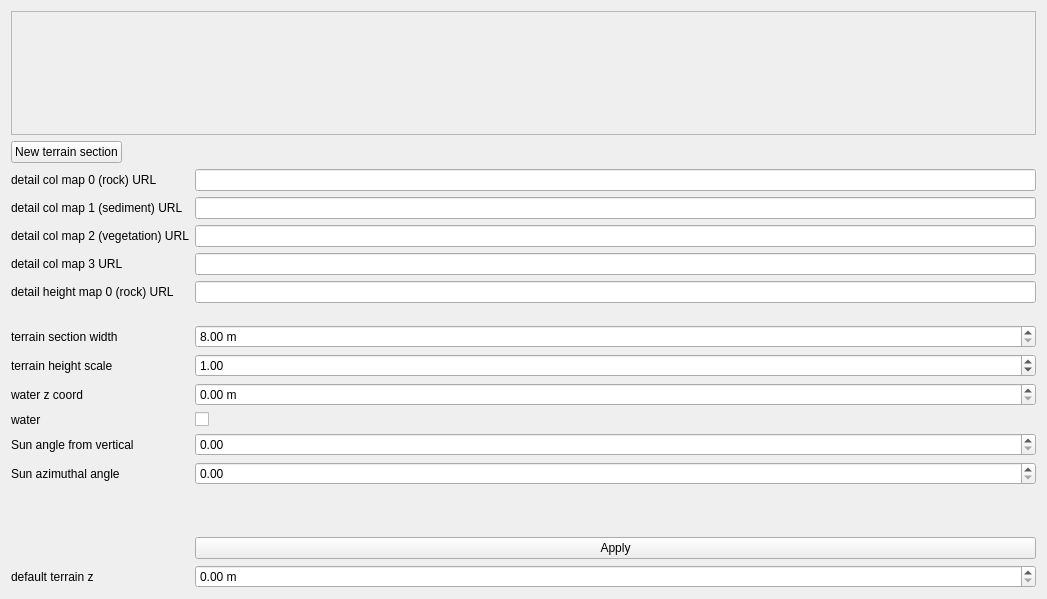
This is gui_client/WorldSettingsWidget.ui in shipilovden/sub-metasiberia as Qt 5 draws it before an edit. The edited form follows.
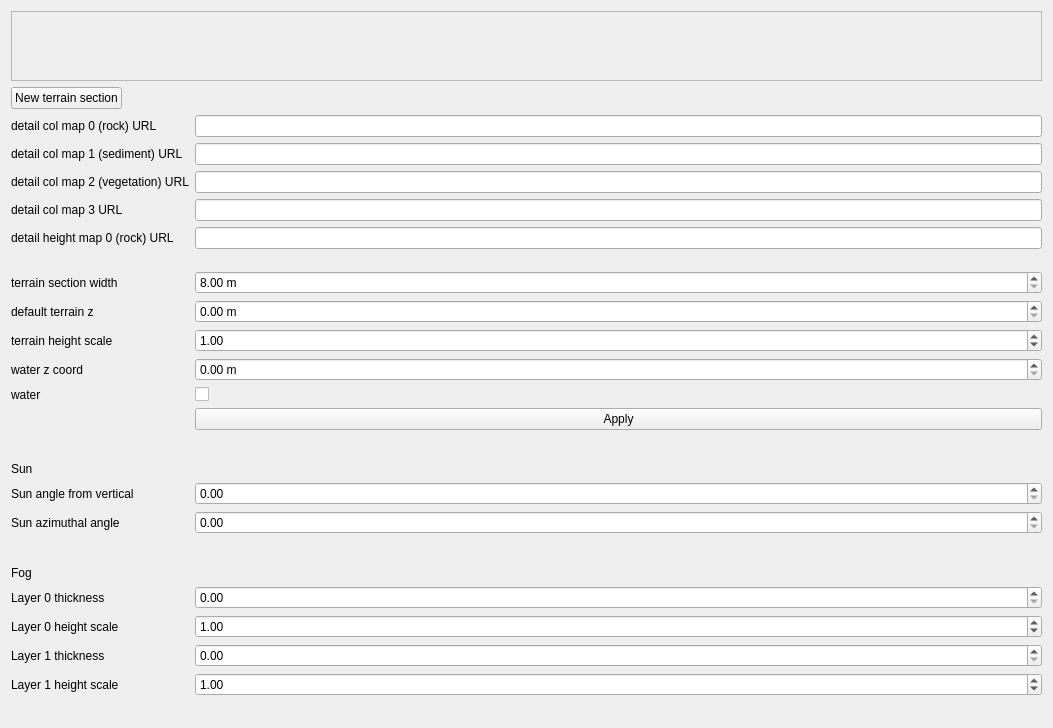
This is the edited form. Custom widgets are drawn as their Qt base class.

Commit message: World: add persisted fog settings

```diff
--- a/gui_client/WorldSettingsWidget.ui
+++ b/gui_client/WorldSettingsWidget.ui
@@ -6,8 +6,8 @@
    <rect>
     <x>0</x>
     <y>0</y>
-    <width>1047</width>
-    <height>599</height>
+    <width>1053</width>
+    <height>728</height>
    </rect>
   </property>
   <property name="windowTitle">
@@ -24,8 +24,8 @@
        <rect>
         <x>0</x>
         <y>0</y>
-        <width>1027</width>
-        <height>180</height>
+        <width>1033</width>
+        <height>69</height>
        </rect>
       </property>
       <layout class="QVBoxLayout" name="verticalLayout_2"/>
@@ -125,68 +125,31 @@
      </property>
     </widget>
    </item>
-   <item row="10" column="0">
-    <widget class="QLabel" name="label_6">
-     <property name="text">
-      <string>water z coord</string>
-     </property>
-    </widget>
-   </item>
-   <item row="10" column="1">
-    <widget class="QDoubleSpinBox" name="waterZDoubleSpinBox">
-     <property name="suffix">
-      <string> m</string>
-     </property>
-     <property name="minimum">
-      <double>0.000000000000000</double>
-     </property>
-    </widget>
-   </item>
-   <item row="14" column="1">
-    <spacer name="verticalSpacer_2">
-     <property name="orientation">
-      <enum>Qt::Vertical</enum>
-     </property>
-     <property name="sizeType">
-      <enum>QSizePolicy::Fixed</enum>
-     </property>
-     <property name="sizeHint" stdset="0">
-      <size>
-       <width>20</width>
-       <height>40</height>
-      </size>
-     </property>
-    </spacer>
-   </item>
-   <item row="15" column="1">
-    <widget class="QPushButton" name="applyPushButton">
-     <property name="text">
-      <string>Apply</string>
-     </property>
-    </widget>
-   </item>
-   <item row="11" column="1">
-    <widget class="QCheckBox" name="waterCheckBox">
-     <property name="text">
-      <string/>
-     </property>
-    </widget>
-   </item>
-   <item row="11" column="0">
-    <widget class="QLabel" name="label_7">
-     <property name="text">
-      <string>water</string>
-     </property>
-    </widget>
-   </item>
    <item row="9" column="0">
+    <widget class="QLabel" name="label_8">
+     <property name="text">
+      <string>default terrain z</string>
+     </property>
+    </widget>
+   </item>
+   <item row="9" column="1">
+    <widget class="QDoubleSpinBox" name="defaultTerrainZDoubleSpinBox">
+     <property name="suffix">
+      <string> m</string>
+     </property>
+     <property name="minimum">
+      <double>0.000000000000000</double>
+     </property>
+    </widget>
+   </item>
+   <item row="12" column="0">
     <widget class="QLabel" name="label_11">
      <property name="text">
       <string>terrain height scale</string>
      </property>
     </widget>
    </item>
-   <item row="9" column="1">
+   <item row="12" column="1">
     <widget class="QDoubleSpinBox" name="terrainHeightScaleDoubleSpinBox">
      <property name="minimum">
       <double>0.000000000000000</double>
@@ -199,38 +162,92 @@
      </property>
     </widget>
    </item>
+   <item row="15" column="0">
+    <widget class="QLabel" name="label_6">
+     <property name="text">
+      <string>water z coord</string>
+     </property>
+    </widget>
+   </item>
+   <item row="15" column="1">
+    <widget class="QDoubleSpinBox" name="waterZDoubleSpinBox">
+     <property name="suffix">
+      <string> m</string>
+     </property>
+     <property name="minimum">
+      <double>0.000000000000000</double>
+     </property>
+    </widget>
+   </item>
    <item row="16" column="0">
-    <widget class="QLabel" name="label_8">
+    <widget class="QLabel" name="label_7">
      <property name="text">
-      <string>default terrain z</string>
+      <string>water</string>
      </property>
     </widget>
    </item>
    <item row="16" column="1">
-    <widget class="QDoubleSpinBox" name="defaultTerrainZDoubleSpinBox">
-     <property name="suffix">
-      <string> m</string>
+    <widget class="QCheckBox" name="waterCheckBox">
+     <property name="text">
+      <string/>
      </property>
-     <property name="minimum">
-      <double>0.000000000000000</double>
+    </widget>
+   </item>
+   <item row="17" column="1">
+    <widget class="QPushButton" name="applyPushButton">
+     <property name="text">
+      <string>Apply</string>
      </property>
     </widget>
    </item>
-   <item row="12" column="1">
-    <widget class="RealControl" name="sunThetaSettingRealControl">
-     <property name="maximum">
-      <double>120.000000000000000</double>
+   <item row="18" column="1">
+    <spacer name="verticalSpacer_3">
+     <property name="orientation">
+      <enum>Qt::Vertical</enum>
      </property>
+     <property name="sizeType">
+      <enum>QSizePolicy::Fixed</enum>
+     </property>
+     <property name="sizeHint" stdset="0">
+      <size>
+       <width>20</width>
+       <height>20</height>
+      </size>
+     </property>
+    </spacer>
+   </item>
+   <item row="19" column="0">
+    <widget class="QLabel" name="label_12">
+     <property name="text">
+      <string>Sun</string>
+     </property>
     </widget>
    </item>
-   <item row="12" column="0">
+   <item row="20" column="0">
     <widget class="QLabel" name="label_9">
      <property name="text">
       <string>Sun angle from vertical</string>
      </property>
     </widget>
    </item>
-   <item row="13" column="1">
+   <item row="20" column="1">
+    <widget class="RealControl" name="sunThetaSettingRealControl">
+     <property name="maximum">
+      <double>120.000000000000000</double>
+     </property>
+     <property name="singleStep">
+      <double>1.000000000000000</double>
+     </property>
+    </widget>
+   </item>
+   <item row="21" column="0">
+    <widget class="QLabel" name="label_10">
+     <property name="text">
+      <string>Sun azimuthal angle</string>
+     </property>
+    </widget>
+   </item>
+   <item row="21" column="1">
     <widget class="RealControl" name="sunPhiSettingRealControl">
      <property name="maximum">
       <double>720.000000000000000</double>
@@ -240,13 +257,116 @@
      </property>
     </widget>
    </item>
-   <item row="13" column="0">
-    <widget class="QLabel" name="label_10">
+   <item row="22" column="1">
+    <spacer name="verticalSpacer_2">
+     <property name="orientation">
+      <enum>Qt::Vertical</enum>
+     </property>
+     <property name="sizeType">
+      <enum>QSizePolicy::Fixed</enum>
+     </property>
+     <property name="sizeHint" stdset="0">
+      <size>
+       <width>20</width>
+       <height>20</height>
+      </size>
+     </property>
+    </spacer>
+   </item>
+   <item row="23" column="0">
+    <widget class="QLabel" name="label_13">
      <property name="text">
-      <string>Sun azimuthal angle</string>
+      <string>Fog</string>
      </property>
     </widget>
    </item>
+   <item row="24" column="0">
+    <widget class="QLabel" name="label_14">
+     <property name="text">
+      <string>Layer 0 thickness</string>
+     </property>
+    </widget>
+   </item>
+   <item row="24" column="1">
+    <widget class="RealControl" name="layer0ASpinBox">
+     <property name="maximum">
+      <double>1.000000000000000</double>
+     </property>
+     <property name="singleStep">
+      <double>0.001000000000000</double>
+     </property>
+    </widget>
+   </item>
+   <item row="25" column="0">
+    <widget class="QLabel" name="label_15">
+     <property name="text">
+      <string>Layer 0 height scale</string>
+     </property>
+    </widget>
+   </item>
+   <item row="25" column="1">
+    <widget class="RealControl" name="layer0HeightScaleSpinBox">
+     <property name="minimum">
+      <double>0.100000000000000</double>
+     </property>
+     <property name="maximum">
+      <double>10000.000000000000000</double>
+     </property>
+     <property name="value">
+      <double>1.000000000000000</double>
+     </property>
+    </widget>
+   </item>
+   <item row="26" column="0">
+    <widget class="QLabel" name="label_16">
+     <property name="text">
+      <string>Layer 1 thickness</string>
+     </property>
+    </widget>
+   </item>
+   <item row="26" column="1">
+    <widget class="RealControl" name="layer1ASpinBox">
+     <property name="maximum">
+      <double>1.000000000000000</double>
+     </property>
+     <property name="singleStep">
+      <double>0.001000000000000</double>
+     </property>
+    </widget>
+   </item>
+   <item row="27" column="0">
+    <widget class="QLabel" name="label_18">
+     <property name="text">
+      <string>Layer 1 height scale</string>
+     </property>
+    </widget>
+   </item>
+   <item row="27" column="1">
+    <widget class="RealControl" name="layer1HeightScaleSpinBox">
+     <property name="minimum">
+      <double>0.100000000000000</double>
+     </property>
+     <property name="maximum">
+      <double>10000.000000000000000</double>
+     </property>
+     <property name="value">
+      <double>1.000000000000000</double>
+     </property>
+    </widget>
+   </item>
+   <item row="28" column="1">
+    <spacer name="verticalSpacer_5">
+     <property name="orientation">
+      <enum>Qt::Vertical</enum>
+     </property>
+     <property name="sizeHint" stdset="0">
+      <size>
+       <width>20</width>
+       <height>40</height>
+      </size>
+     </property>
+    </spacer>
+   </item>
   </layout>
  </widget>
  <customwidgets>
```
The commit also changes 12 other files.
